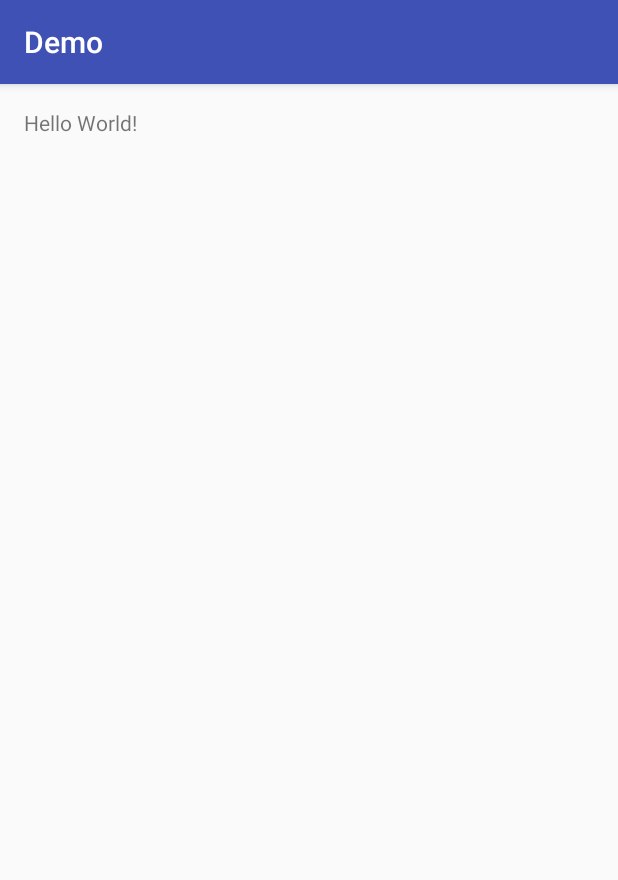
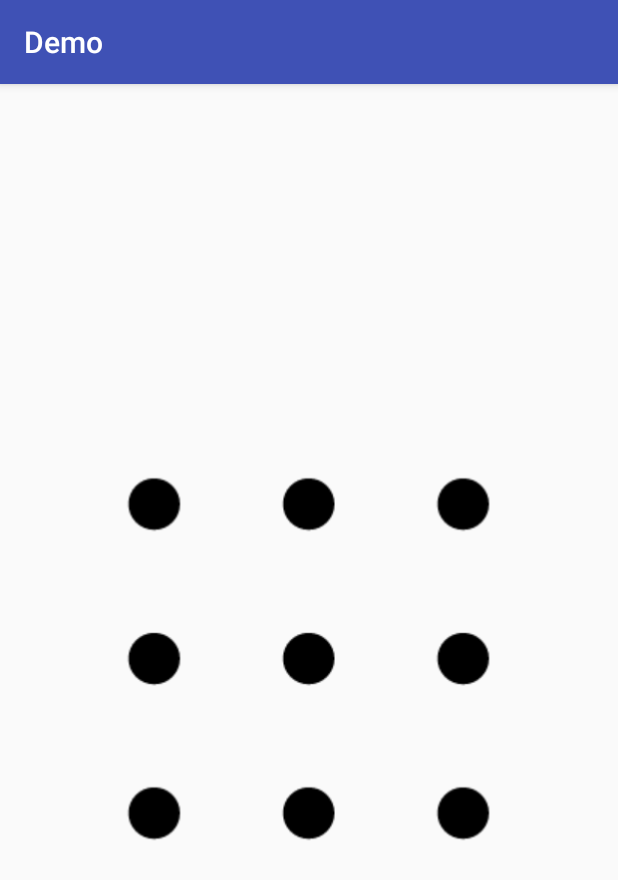
Before and after one commit to CheckTiger/Demo, an Android app: the screen it shows after launch (MainActivity), on a phone screen of 412 x 824 dp. Shown: the top 880 px of the screen. Run offline under Robolectric (Android 15) with nearby library versions, the phone set to English and light mode, and no system bars.

Commit message:
1.九宫格View的实现 2.触摸事件暂为添加

```diff
--- /dev/null
+++ b/app/src/main/java/cn/sxh/demo/NineView.java
@@ -0,0 +1,230 @@
+package cn.sxh.demo;
+
+import android.content.Context;
+import android.graphics.Bitmap;
+import android.graphics.BitmapFactory;
+import android.graphics.Canvas;
+import android.graphics.Matrix;
+import android.graphics.Paint;
+import android.util.AttributeSet;
+import android.view.MotionEvent;
+import android.view.View;
+
+import java.util.ArrayList;
+import java.util.List;
+
+/**
+ * @auther snowTiger
+ * @mail SnowTigerSong@gmail.com
+ * @time 2017/3/29 20:07
+ */
+
+public class NineView extends View {
+
+    private Paint paint = new Paint(Paint.ANTI_ALIAS_FLAG);
+    private Point[][] points = new Point[3][3];
+    private boolean isInit,isSelect,isFinish,movingNoPoint;
+    private float width,height,offsetsX,offsetsY,movingX,movingY;//宽高
+    private float bitmapR;//图片资源的半径
+    private Bitmap pointNormal;//正常的点
+    private Bitmap pointPressed;//按下的点
+    private Bitmap pointError;//错误的点
+    private Bitmap LineError;//错误的线
+    private Bitmap LineNormal;//正常的线
+
+    private Matrix matrix = new Matrix();
+    private List<Point> pointList = new ArrayList<>();
+    public NineView(Context context) {
+        super(context);
+    }
+
+    public NineView(Context context, AttributeSet attrs) {
+        super(context, attrs);
+    }
+
+    public NineView(Context context, AttributeSet attrs, int defStyleAttr) {
+        super(context, attrs, defStyleAttr);
+    }
+
+    @Override
+    protected void onDraw(Canvas canvas) {
+        if (!isInit) {
+            initPoints();
+        }
+        pointsCanvas(canvas);
+    }
+
+    /**
+     * 绘制到画布
+     * @param canvas
+     */
+    private void pointsCanvas(Canvas canvas) {
+        for (int i = 0; i < points.length; i++) {
+            for (int j = 0; j < points[i].length; j++) {
+                Point point = points[i][j];
+                if (point.state == Point.STATE_PRESSED) {
+                    canvas.drawBitmap(pointPressed, point.x - bitmapR, point.y - bitmapR, paint);
+                } else if (point.state == Point.STATE_ERROR) {
+                    canvas.drawBitmap(pointError, point.x - bitmapR, point.y - bitmapR, paint);
+                } else {
+                    canvas.drawBitmap(pointNormal, point.x - bitmapR, point.y - bitmapR, paint);
+                }
+            }
+        }
+    }
+
+    private void LineCanvas(Canvas canvas,Point a,Point b){
+        if (a.state == Point.STATE_PRESSED) {
+            matrix.setScale(22,1);
+        } else {
+
+        }
+    }
+    @Override
+    public boolean onTouchEvent(MotionEvent event) {
+        movingX = event.getX();
+        movingY = event.getY();
+        movingNoPoint = false;
+        Point point = null;
+        switch (event.getAction()) {
+            case MotionEvent.ACTION_DOWN:
+                resetPoint();
+                point = checkSelectPoint();
+                if (point != null) {
+                    isSelect = true;
+                }
+                break;
+            case MotionEvent.ACTION_MOVE:
+                if (isSelect) {
+                    point = checkSelectPoint();
+                    if (point == null) {
+                        movingNoPoint = true;
+                    }
+                }
+                break;
+            case MotionEvent.ACTION_UP:
+                isFinish = true;
+                isSelect = false;
+                break;
+        }
+        //
+        if (!isFinish && isSelect && point != null) {
+            if (crassPoint(point)) {
+                movingNoPoint = true;
+            } else {
+                point.state = Point.STATE_PRESSED;
+                pointList.add(point);
+            }
+        }
+        if (isFinish) {
+            if (pointList.size() == 1) {
+                resetPoint();
+            } else if (pointList.size() < 5 && pointList.size() > 2) {
+                errorPoint();
+            }
+        }
+        //刷新绘制页面
+        postInvalidate();
+        return true;
+    }
+
+    public boolean crassPoint(Point point){
+        if (pointList.contains(point)) {
+            return true;
+        } else {
+            return false;
+        }
+    }
+    public void  resetPoint(){
+        pointList.clear();
+    }
+    //绘制错误
+    public void errorPoint(){
+        for (Point point : pointList) {
+            point.state = Point.STATE_ERROR;
+        }
+    }
+    private Point checkSelectPoint(){
+        for (int i = 0; i < points.length; i++) {
+            for (int j = 0; j < points[i].length; j++) {
+                Point point = points[i][j];
+                if (Point.with(point.x,point.y,bitmapR,movingX,movingY)) {
+                    return point;
+                }
+            }
+        }
+        return null;
+    }
+    /**
+     * 初始化点
+     */
+    private void initPoints() {
+        //获取布局宽高
+        width = getWidth();
+        height = getHeight();
+        //横屏
+        if (width > height) {
+            offsetsX = (width-height)/2;
+            width = height;
+        } else {
+            offsetsY = (height-width)/2;
+            height = width;
+        }
+        //图片资源
+        pointNormal = BitmapFactory.decodeResource(getResources(), R.drawable.nomal);
+        pointPressed = BitmapFactory.decodeResource(getResources(), R.drawable.press);
+        pointError = BitmapFactory.decodeResource(getResources(), R.drawable.error);
+        LineNormal = BitmapFactory.decodeResource(getResources(), R.drawable.line_nomal);
+        LineError = BitmapFactory.decodeResource(getResources(), R.drawable.line_error);
+
+        points[0][0] = new Point(offsetsX + width / 4, offsetsY + width / 4);
+        points[0][1] = new Point(offsetsX + width / 2, offsetsY + width / 4);
+        points[0][2] = new Point(offsetsX + width - width / 4, offsetsY + width / 4);
+
+        points[1][0] = new Point(offsetsX + width / 4,offsetsY + width / 2);
+        points[1][1] = new Point(offsetsX + width / 2,offsetsY + width / 2);
+        points[1][2] = new Point(offsetsX + width - width / 4,offsetsY + width / 2);
+
+        points[2][0] = new Point(offsetsX + width / 4,offsetsY + width - width / 4);
+        points[2][1] = new Point(offsetsX + width / 2,offsetsY + width - width / 4);
+        points[2][2] = new Point(offsetsX + width - width / 4, offsetsY + width - width / 4);
+        //图片资源的半径
+        bitmapR = pointNormal.getHeight()/2;
+    }
+
+
+    public static class  Point{
+        //正常
+        public static int STATE_NORMAL = 0;
+        //选中
+        public static int STATE_PRESSED = 1;
+        //错误
+        public static int STATE_ERROR = 2;
+
+        public float x ,y;
+        public int index = 0,state = 0;
+
+        public Point(float x,float y){
+            this.x = x;
+            this.y = y;
+        }
+
+        /**
+         *
+         * @param pointX 参考点的X
+         * @param pointY 参考点的Y
+         * @param r      圆的半径
+         * @param movingX 移动点的X
+         * @param movingY 移动点的Y
+         * @return
+         */
+        public static boolean with(float pointX,float pointY,float r,float movingX,float movingY){
+            return Math.sqrt((pointX - movingX) * (pointX - movingX) + (pointY - movingY) * (pointY - movingY)) < r;
+        }
+
+        public static double distance(Point a,Point b){
+            return Math.sqrt(Math.abs(a.x - b.x) * Math.abs(a.x - b.x) + Math.abs(a.y - b.y) * Math.abs(a.y - b.y));
+        }
+
+    }
+}
--- a/app/src/main/res/layout/activity_main.xml
+++ b/app/src/main/res/layout/activity_main.xml
@@ -4,14 +4,10 @@
     android:id="@+id/activity_main"
     android:layout_width="match_parent"
     android:layout_height="match_parent"
-    android:paddingBottom="@dimen/activity_vertical_margin"
-    android:paddingLeft="@dimen/activity_horizontal_margin"
-    android:paddingRight="@dimen/activity_horizontal_margin"
-    android:paddingTop="@dimen/activity_vertical_margin"
     tools:context="cn.sxh.demo.MainActivity">
 
-    <TextView
-        android:layout_width="wrap_content"
-        android:layout_height="wrap_content"
-        android:text="Hello World!" />
+    <cn.sxh.demo.NineView
+        android:layout_width="match_parent"
+        android:layout_height="match_parent"
+        android:id="@+id/nineView" />
 </RelativeLayout>
```
Also changed, not shown: app/src/main/res/drawable/error.png (added), app/src/main/res/drawable/line_error.png (added), app/src/main/res/drawable/line_nomal.png (added), app/src/main/res/drawable/nomal.png (added), app/src/main/res/drawable/press.png (added).
